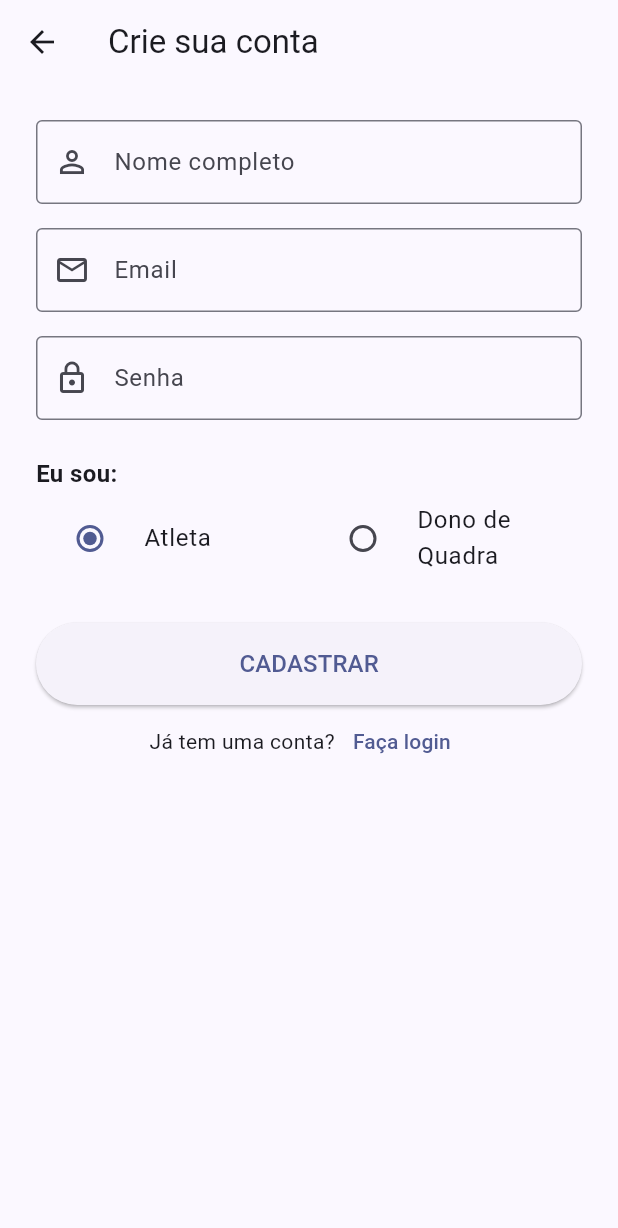
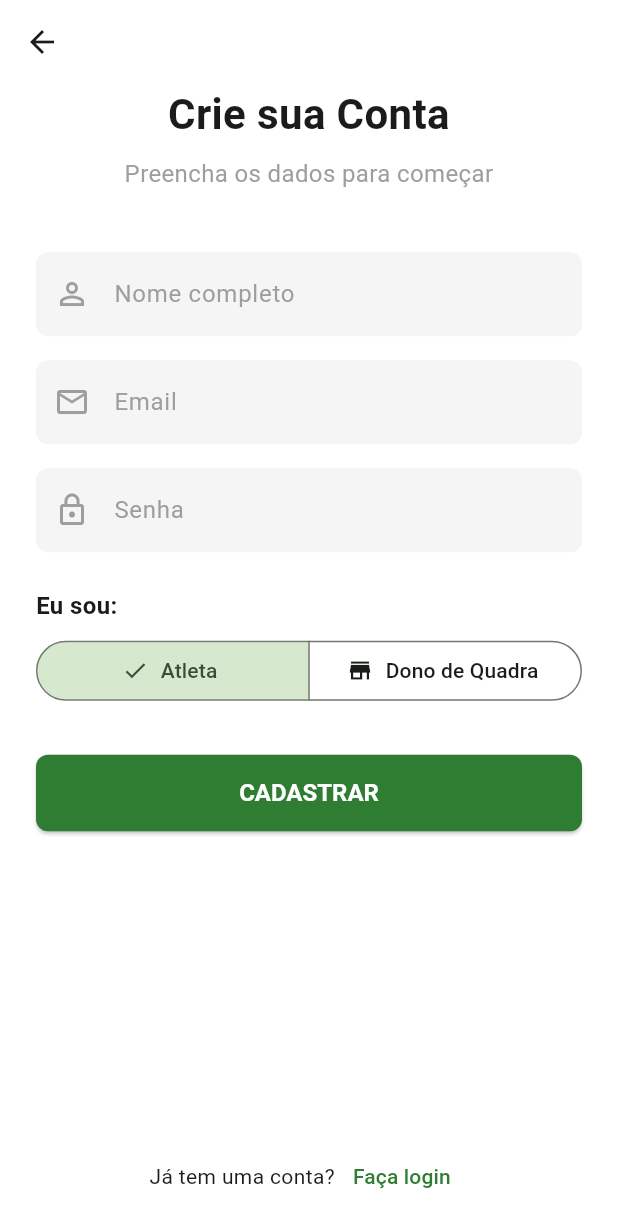
Before and after one commit to JulioCaetanovds/ADS_JulioCaetano_QuadraFacil, a Flutter app: the LoginPage screen opened directly, after a tap on "Cadastre-se", on a phone screen of 412 x 824 dp. Shown: the top 1228 px of the screen. Run offline on Flutter 3.47's test engine with Material 3 defaults, Android fonts, the phone set to English and light mode, and no system bars; our stand-ins replace shared_preferences; accounts and stored records are empty.

Commit message:
paginacao
Sobre a pagina de registro com o google

```diff
--- a/lib/features/authentication/presentation/pages/login_page.dart
+++ b/lib/features/authentication/presentation/pages/login_page.dart
@@ -1,107 +1,108 @@
 // lib/features/authentication/presentation/pages/login_page.dart
-
 import 'package:flutter/material.dart';
 import 'package:quadrafacil/features/authentication/presentation/pages/register_page.dart';
+import 'package:quadrafacil/core/theme/app_theme.dart';
+import 'package:quadrafacil/features/authentication/presentation/pages/profile_completion_page.dart';
 
 class LoginPage extends StatelessWidget {
   const LoginPage({super.key});
 
   @override
   Widget build(BuildContext context) {
+    // Usamos MediaQuery para obter o tamanho da tela
+    final screenHeight = MediaQuery.of(context).size.height;
+
     return Scaffold(
       body: SafeArea(
-        // Usamos o SingleChildScrollView para evitar que o teclado
-        // quebre o layout em telas menores.
         child: SingleChildScrollView(
           child: Padding(
-            padding: const EdgeInsets.symmetric(
-              horizontal: 24.0,
-              vertical: 48.0,
+            padding: const EdgeInsets.symmetric(horizontal: 24.0),
+            // Constraint para garantir altura mínima igual à da tela, centralizando o conteúdo
+            child: ConstrainedBox(
+              constraints: BoxConstraints(
+                minHeight: screenHeight - MediaQuery.of(context).padding.top,
               ),
+              child: IntrinsicHeight(
                 child: Column(
                   mainAxisAlignment: MainAxisAlignment.center,
                   crossAxisAlignment: CrossAxisAlignment.stretch,
                   children: [
+                    const Spacer(), // Espaçador flexível no topo
+
                     // Título
                     const Text(
                       'Bem-vindo de volta!',
                       textAlign: TextAlign.center,
-                  style: TextStyle(fontSize: 28, fontWeight: FontWeight.bold),
+                      style: TextStyle(
+                          fontSize: 28,
+                          fontWeight: FontWeight.bold,
+                          color: AppTheme.textColor),
                     ),
                     const SizedBox(height: 8),
                     const Text(
                       'Faça login para continuar',
                       textAlign: TextAlign.center,
-                  style: TextStyle(fontSize: 16, color: Colors.grey),
+                      style: TextStyle(fontSize: 16, color: AppTheme.hintColor),
                     ),
-                const SizedBox(height: 48),
+                    SizedBox(
+                        height: screenHeight * 0.05), // Espaçamento responsivo
 
-                // Campo de Email
+                    // Campos e botões
                     TextFormField(
                       decoration: const InputDecoration(
                           labelText: 'Email',
-                    border: OutlineInputBorder(),
-                    prefixIcon: Icon(Icons.email_outlined),
-                  ),
+                          prefixIcon: Icon(Icons.email_outlined)),
                       keyboardType: TextInputType.emailAddress,
                     ),
                     const SizedBox(height: 16),
-
-                // Campo de Senha
                     TextFormField(
                       decoration: const InputDecoration(
                           labelText: 'Senha',
-                    border: OutlineInputBorder(),
-                    prefixIcon: Icon(Icons.lock_outline),
-                  ),
+                          prefixIcon: Icon(Icons.lock_outline)),
                       obscureText: true,
                     ),
                     const SizedBox(height: 24),
-
-                // Botão de Entrar
                     ElevatedButton(
-                  onPressed: () {
-                    // Lógica de login com email/senha virá aqui
-                  },
-                  style: ElevatedButton.styleFrom(
-                    padding: const EdgeInsets.symmetric(vertical: 16),
-                    shape: RoundedRectangleBorder(
-                      borderRadius: BorderRadius.circular(8),
-                    ),
-                  ),
-                  child: const Text('ENTRAR', style: TextStyle(fontSize: 16)),
+                      onPressed: () {},
+                      child: const Text('ENTRAR'),
                     ),
                     const SizedBox(height: 24),
-
-                // Divisor "OU"
                     const Row(
                       children: [
                         Expanded(child: Divider()),
                         Padding(
                             padding: EdgeInsets.symmetric(horizontal: 8.0),
-                      child: Text('OU'),
-                    ),
+                            child: Text('OU')),
                         Expanded(child: Divider()),
                       ],
                     ),
                     const SizedBox(height: 24),
-
-                // Botão de Login com Google
+                    // Versão com onLongPress
                     OutlinedButton.icon(
                       onPressed: () {
-                    // Lógica de login com Google virá aqui
+                        // Ação de clique normal (ficará vazia por enquanto)
+                        print('Clique normal no botão Google');
                       },
-                  icon: Image.asset(
-                    'assets/images/google_logo.png',
-                    height: 24.0,
-                  ), // Você precisará de uma imagem do logo do Google
-                  label: const Text('Entrar com o Google'),
+                      onLongPress: () {
+                        // AÇÃO DE TESTE AO PRESSIONAR E SEGURAR
+                        Navigator.of(context).push(
+                          MaterialPageRoute(
+                              builder: (context) =>
+                                  const ProfileCompletionPage()),
+                        );
+                      },
+                      icon: Image.asset('assets/images/google_logo.png',
+                          height: 20.0),
+                      label: const Text('Entrar com o Google',
+                          style: TextStyle(color: AppTheme.textColor)),
                       style: OutlinedButton.styleFrom(
                         padding: const EdgeInsets.symmetric(vertical: 12),
-                    side: const BorderSide(color: Colors.grey),
+                        side: BorderSide(color: Colors.grey.shade300),
+                        shape: RoundedRectangleBorder(
+                            borderRadius: BorderRadius.circular(8)),
                       ),
                     ),
-                const SizedBox(height: 32),
+                    const Spacer(), // Espaçador flexível na base
 
                     // Link para Cadastro
                     Row(
@@ -110,17 +111,17 @@ class LoginPage extends StatelessWidget {
                         const Text("Não tem uma conta?"),
                         TextButton(
                           onPressed: () {
-                        Navigator.of(context).push(
-                          MaterialPageRoute(
-                            builder: (context) => const RegisterPage(),
-                          ),
-                        );
+                            Navigator.of(context).push(MaterialPageRoute(
+                                builder: (context) => const RegisterPage()));
                           },
                           child: const Text('Cadastre-se'),
                         ),
                       ],
                     ),
+                    const SizedBox(height: 16),
                   ],
+                ),
+              ),
             ),
           ),
         ),
--- a/lib/features/authentication/presentation/pages/register_page.dart
+++ b/lib/features/authentication/presentation/pages/register_page.dart
@@ -1,8 +1,7 @@
 // lib/features/authentication/presentation/pages/register_page.dart
+import 'package:flutter/material.dart';
+import 'package:quadrafacil/core/theme/app_theme.dart'; // Importamos o tema para usar as cores
 
-import 'package:flutter/material.dart';
-
-// Usamos um enum para deixar o código do perfil mais legível
 enum UserRole { atleta, dono }
 
 class RegisterPage extends StatefulWidget {
@@ -13,112 +12,118 @@ class RegisterPage extends StatefulWidget {
 }
 
 class _RegisterPageState extends State<RegisterPage> {
-  // Variável de estado para controlar a seleção do Radio
-  UserRole? _selectedRole = UserRole.atleta;
+  Set<UserRole> _selectedRole = {UserRole.atleta};
 
   @override
   Widget build(BuildContext context) {
+    final screenHeight = MediaQuery.of(context).size.height;
+
     return Scaffold(
-      appBar: AppBar(
-        title: const Text('Crie sua conta'),
-        elevation: 0,
-        backgroundColor: Colors.transparent,
-      ),
-      body: SingleChildScrollView(
+      // Mantemos um AppBar simples, apenas para o botão de voltar automático
+      appBar: AppBar(),
+      body: SafeArea(
+        child: SingleChildScrollView(
           child: Padding(
             padding: const EdgeInsets.symmetric(horizontal: 24.0),
+            child: ConstrainedBox(
+              constraints: BoxConstraints(
+                minHeight: screenHeight -
+                    kToolbarHeight -
+                    MediaQuery.of(context).padding.top,
+              ),
+              child: IntrinsicHeight(
                 child: Column(
                   crossAxisAlignment: CrossAxisAlignment.stretch,
                   children: [
-              const SizedBox(height: 24),
+                    // 1. Adicionamos um cabeçalho igual ao da tela de Login
+                    const Text(
+                      'Crie sua Conta',
+                      textAlign: TextAlign.center,
+                      style: TextStyle(
+                          fontSize: 28,
+                          fontWeight: FontWeight.bold,
+                          color: AppTheme.textColor),
+                    ),
+                    const SizedBox(height: 8),
+                    const Text(
+                      'Preencha os dados para começar',
+                      textAlign: TextAlign.center,
+                      style: TextStyle(fontSize: 16, color: AppTheme.hintColor),
+                    ),
+                    SizedBox(height: screenHeight * 0.05),
+
+                    // Formulário
                     TextFormField(
                       decoration: const InputDecoration(
                           labelText: 'Nome completo',
-                  border: OutlineInputBorder(),
-                  prefixIcon: Icon(Icons.person_outline),
-                ),
+                          prefixIcon: Icon(Icons.person_outline)),
                     ),
                     const SizedBox(height: 16),
                     TextFormField(
                       decoration: const InputDecoration(
                           labelText: 'Email',
-                  border: OutlineInputBorder(),
-                  prefixIcon: Icon(Icons.email_outlined),
-                ),
+                          prefixIcon: Icon(Icons.email_outlined)),
                       keyboardType: TextInputType.emailAddress,
                     ),
                     const SizedBox(height: 16),
                     TextFormField(
                       decoration: const InputDecoration(
                           labelText: 'Senha',
-                  border: OutlineInputBorder(),
-                  prefixIcon: Icon(Icons.lock_outline),
-                ),
+                          prefixIcon: Icon(Icons.lock_outline)),
                       obscureText: true,
                     ),
                     const SizedBox(height: 24),
 
-              // Seleção de Perfil
-              const Text(
-                'Eu sou:',
-                style: TextStyle(fontSize: 16, fontWeight: FontWeight.bold),
-              ),
-              Row(
-                children: [
-                  Expanded(
-                    child: RadioListTile<UserRole>(
-                      title: const Text('Atleta'),
+                    const Text('Eu sou:',
+                        style: TextStyle(
+                            fontSize: 16, fontWeight: FontWeight.bold)),
+                    const SizedBox(height: 8),
+                    SegmentedButton<UserRole>(
+                      segments: const <ButtonSegment<UserRole>>[
+                        ButtonSegment<UserRole>(
                             value: UserRole.atleta,
-                      groupValue: _selectedRole,
-                      onChanged: (UserRole? value) {
+                            label: Text('Atleta'),
+                            icon: Icon(Icons.sports_soccer)),
+                        ButtonSegment<UserRole>(
+                            value: UserRole.dono,
+                            label: Text('Dono de Quadra'),
+                            icon: Icon(Icons.store)),
+                      ],
+                      selected: _selectedRole,
+                      onSelectionChanged: (Set<UserRole> newSelection) {
                         setState(() {
-                          _selectedRole = value;
+                          _selectedRole = newSelection;
                         });
                       },
+                      style: SegmentedButton.styleFrom(
+                        padding: const EdgeInsets.symmetric(vertical: 12),
                       ),
                     ),
-                  Expanded(
-                    child: RadioListTile<UserRole>(
-                      title: const Text('Dono de Quadra'),
-                      value: UserRole.dono,
-                      groupValue: _selectedRole,
-                      onChanged: (UserRole? value) {
-                        setState(() {
-                          _selectedRole = value;
-                        });
-                      },
-                    ),
-                  ),
-                ],
-              ),
-              const SizedBox(height: 24),
+                    const SizedBox(height: 32),
 
+                    // 2. O botão de cadastrar agora está em uma posição visualmente similar
                     ElevatedButton(
-                onPressed: () {
-                  // Lógica de cadastro virá aqui
-                },
-                style: ElevatedButton.styleFrom(
-                  padding: const EdgeInsets.symmetric(vertical: 16),
-                ),
-                child: const Text('CADASTRAR', style: TextStyle(fontSize: 16)),
+                      onPressed: () {},
+                      child: const Text('CADASTRAR'),
                     ),
 
-              // Link para Login
+                    const Spacer(), // O Spacer continua empurrando o link para baixo
+
                     Row(
                       mainAxisAlignment: MainAxisAlignment.center,
                       children: [
                         const Text("Já tem uma conta?"),
                         TextButton(
-                    onPressed: () {
-                      Navigator.of(
-                        context,
-                      ).pop(); // Volta para a tela anterior (Login)
-                    },
+                          onPressed: () => Navigator.of(context).pop(),
                           child: const Text('Faça login'),
                         ),
                       ],
                     ),
+                    const SizedBox(height: 16),
                   ],
+                ),
+              ),
+            ),
           ),
         ),
       ),
--- a/lib/main.dart
+++ b/lib/main.dart
@@ -4,6 +4,7 @@ import 'package:flutter/material.dart'; // Note os dois pontos
 import 'package:quadrafacil/features/authentication/presentation/pages/auth_check_page.dart';
 import 'package:quadrafacil/features/onboarding/presentation/pages/onboarding_page.dart';
 import 'package:shared_preferences/shared_preferences.dart';
+import 'package:quadrafacil/core/theme/app_theme.dart';
 
 // A função main agora é async para podermos esperar o shared_preferences
 Future<void> main() async {
@@ -28,10 +29,7 @@ class QuadraFacilApp extends StatelessWidget {
     return MaterialApp(
       title: 'Quadra Fácil',
       debugShowCheckedModeBanner: false,
-      theme: ThemeData(
-        colorScheme: ColorScheme.fromSeed(seedColor: Colors.indigo),
-        useMaterial3: true,
-      ),
+      theme: AppTheme.theme,
       // A tela inicial agora é decidida pela variável showOnboarding
       home: showOnboarding ? const OnboardingPage() : const AuthCheckPage(),
     );
```
Also changed, not shown: lib/core/theme/app_theme.dart (added, +73 -0 lines), lib/features/authentication/presentation/pages/profile_completion_page.dart (added, +91 -0 lines). Lines whose indentation alone changed are shown as unchanged.
